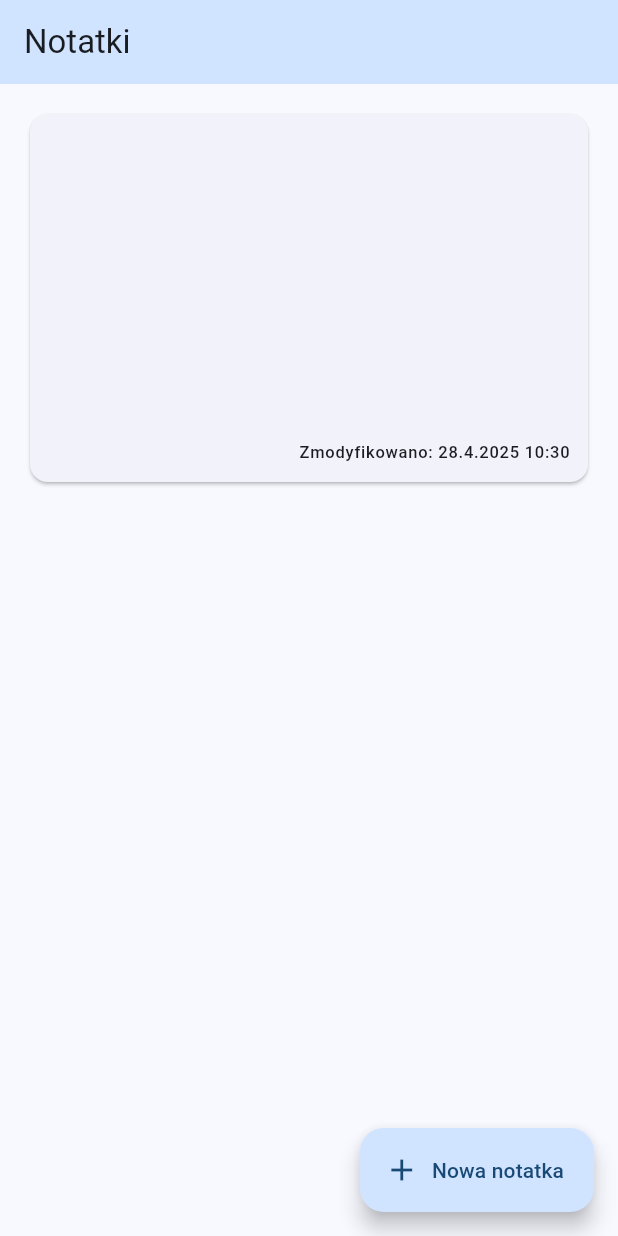
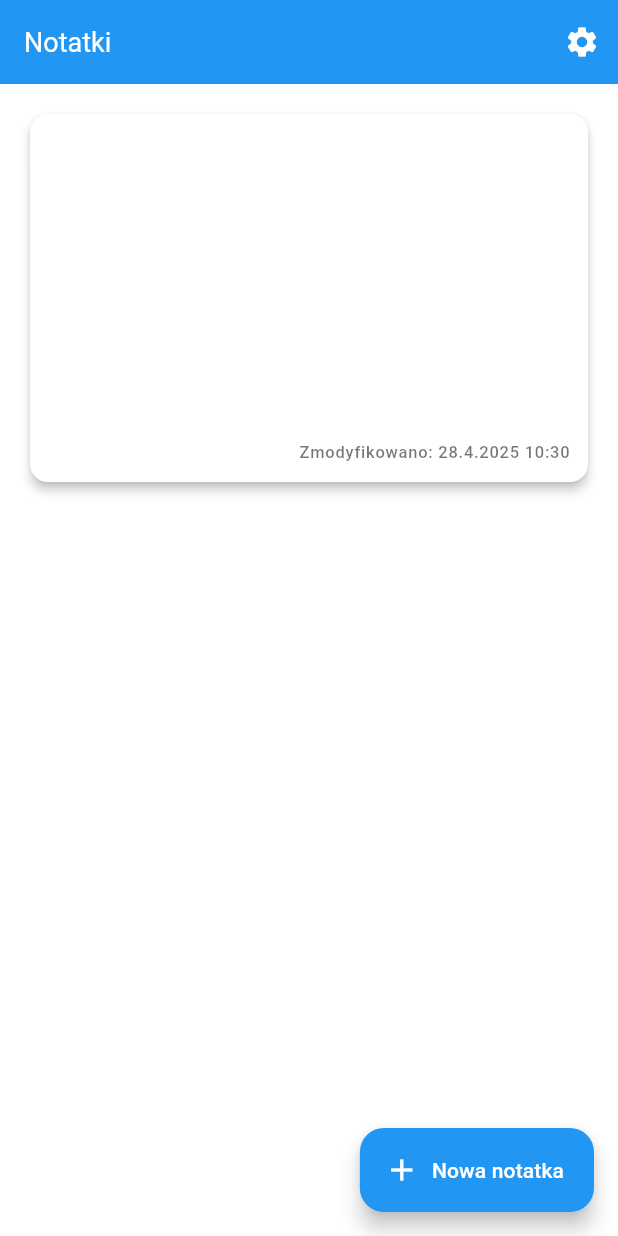
Before and after one commit to tomtor01/simple_notes_app, a Flutter app: the AddNotePage screen opened directly, after a tap on "Zapisz notatkę", on a phone screen of 412 x 824 dp. Run offline on Flutter 3.47's test engine with Material 3 defaults, Android fonts, the phone set to English and light mode, and no system bars; our stand-ins replace flutter_riverpod, freezed_annotation, shared_preferences, sqflite; accounts and stored records are empty.

Commit message:
Changed hive to sqflite and added theme modes

```diff
--- /dev/null
+++ b/lib/core/theme/app_theme.dart
@@ -0,0 +1,71 @@
+import 'package:flutter/material.dart';
+
+
+class AppTheme {
+  static final lightTheme = ThemeData(
+    brightness: Brightness.light,
+    primaryColor: Colors.blue,
+    appBarTheme: const AppBarTheme(
+      backgroundColor: Colors.blue,
+      titleTextStyle: TextStyle(color: Colors.white, fontSize: 18),
+      iconTheme: IconThemeData(color: Colors.white),
+    ),
+    textTheme: const TextTheme(
+      bodyLarge: TextStyle(color: Colors.black),
+      bodyMedium: TextStyle(color: Colors.black87),
+      titleMedium: TextStyle(color: Colors.black, fontWeight: FontWeight.bold),
+      labelSmall: TextStyle(color: Colors.black54),
+    ),
+    colorScheme: const ColorScheme.light(
+      primary: Colors.blue,
+      secondary: Colors.blueAccent,
+      surface: Colors.white,
+      error: Colors.red,
+      onPrimary: Colors.white,
+      onSecondary: Colors.white,
+      onSurface: Colors.black,
+      onError: Colors.white,
+    ),
+  );
+
+  static final darkTheme = ThemeData(
+    brightness: Brightness.dark,
+    primaryColor: Colors.blueAccent,
+    scaffoldBackgroundColor: const Color(0xFF18191A),
+    appBarTheme: const AppBarTheme(
+      backgroundColor: Color(0xFF23272A),
+      titleTextStyle: TextStyle(color: Colors.white, fontSize: 18),
+      iconTheme: IconThemeData(color: Colors.white),
+    ),
+    textTheme: const TextTheme(
+      bodyLarge: TextStyle(color: Colors.white),
+      bodyMedium: TextStyle(color: Color(0xFFDDDDDD)),
+      titleMedium: TextStyle(color: Colors.white, fontWeight: FontWeight.bold),
+      labelSmall: TextStyle(color: Colors.white70),
+    ),
+    colorScheme: const ColorScheme.dark(
+      primary: Colors.blueAccent,
+      secondary: Colors.blue,
+      surface: Color(0xFF23272A),
+      error: Colors.red,
+      onPrimary: Colors.black,
+      onSecondary: Colors.black,
+      onSurface: Colors.white,
+      onError: Colors.black,
+    ),
+    cardColor: const Color(0xFF23272A),
+    inputDecorationTheme: InputDecorationTheme(
+      filled: true,
+      fillColor: const Color(0xFF23272A),
+      border: OutlineInputBorder(
+        borderRadius: BorderRadius.circular(8),
+        borderSide: const BorderSide(color: Colors.blueAccent),
+      ),
+      labelStyle: const TextStyle(color: Colors.grey),
+    ),
+    buttonTheme: const ButtonThemeData(
+      buttonColor: Colors.blueAccent,
+      textTheme: ButtonTextTheme.primary,
+    ),
+  );
+}
--- a/lib/core/widgets/note_card.dart
+++ b/lib/core/widgets/note_card.dart
@@ -21,6 +21,7 @@ class NoteCard extends StatelessWidget {
     return Card(
       shape: RoundedRectangleBorder(borderRadius: borderRadius),
       clipBehavior: Clip.antiAlias,
+      elevation: 3,
       child: InkWell(
         borderRadius: borderRadius,
         onTap: () => Navigator.push(
--- a/lib/core/widgets/responsive_layout.dart
+++ b/lib/core/widgets/responsive_layout.dart
@@ -9,7 +9,6 @@ enum WindowSizeClass {
 
 // Klasa pomocnicza do określania klasy rozmiaru okna
 class ResponsiveLayout {
-
   static const double _compactMaxWidth = 600;
   static const double _mediumMaxWidth = 840;
   static const double _largeMaxWidth = 1200;
@@ -47,6 +46,7 @@ class ResponsiveLayout {
         return 4;
     }
   }
+
   // Zwraca odpowiednie marginesy w zależności od klasy rozmiaru
   static EdgeInsets getMarginForWindowSize(WindowSizeClass windowSizeClass) {
     switch (windowSizeClass) {
@@ -102,6 +102,7 @@ class AdaptiveScaffold extends StatelessWidget {
   final int? selectedIndex;
   final ValueChanged<int>? onDestinationSelected;
   final FloatingActionButton? floatingActionButton;
+  final List<Widget>? actions;
 
   const AdaptiveScaffold({
     super.key,
@@ -111,6 +112,7 @@ class AdaptiveScaffold extends StatelessWidget {
     this.selectedIndex,
     this.onDestinationSelected,
     this.floatingActionButton,
+    this.actions,
   });
 
   @override
@@ -118,12 +120,19 @@ class AdaptiveScaffold extends StatelessWidget {
     final windowSizeClass = ResponsiveLayout.getWindowSizeClass(context);
 
     // Panel nawigacyjny widoczny tylko w trybie rozszerzonym (powyżej 1200px)
-    final showSideNav = windowSizeClass == WindowSizeClass.expanded && navigationDestinations != null;
+    final showSideNav =
+        windowSizeClass == WindowSizeClass.expanded &&
+        navigationDestinations != null;
 
     return Scaffold(
-      appBar: AppBar(title: Text(title), backgroundColor: Theme.of(context).colorScheme.primaryContainer),
+      appBar: AppBar(
+        title: Text(title),
+        backgroundColor: Theme.of(context).colorScheme.primaryContainer,
+        actions: actions,
+      ),
       body: SafeArea(
-        child: showSideNav
+        child:
+            showSideNav
                 ? Row(
                   children: [
                     // Panel boczny
@@ -131,8 +140,14 @@ class AdaptiveScaffold extends StatelessWidget {
                       selectedIndex: selectedIndex ?? 0,
                       onDestinationSelected: onDestinationSelected ?? (_) {},
                       labelType: NavigationRailLabelType.all,
-                    destinations: navigationDestinations!
-                        .map((destination) => NavigationRailDestination(icon: destination.icon, label: Text(destination.label)))
+                      destinations:
+                          navigationDestinations!
+                              .map(
+                                (destination) => NavigationRailDestination(
+                                  icon: destination.icon,
+                                  label: Text(destination.label),
+                                ),
+                              )
                               .toList(),
                     ),
                     // Separator
@@ -144,7 +159,8 @@ class AdaptiveScaffold extends StatelessWidget {
                 : body,
       ),
       // Dolny pasek nawigacji widoczny tylko w trybach kompaktowym, średnim i dużym
-      bottomNavigationBar: showSideNav || navigationDestinations == null
+      bottomNavigationBar:
+          showSideNav || navigationDestinations == null
               ? null
               : NavigationBar(
                 selectedIndex: selectedIndex ?? 0,
--- /dev/null
+++ b/lib/features/note/data/note_repository.dart
@@ -0,0 +1,61 @@
+import 'package:sqflite/sqflite.dart';
+import 'package:path/path.dart';
+import '../models/note.dart';
+
+class NotesRepository {
+  static const String _databaseName = 'notes.db';
+  static const int _databaseVersion = 1;
+  static const String _tableName = 'notes';
+
+  Future<Database> get _db async {
+    return openDatabase(
+      join(await getDatabasesPath(), _databaseName),
+      onCreate: (db, version) async {
+        await db.execute('''
+          CREATE TABLE $_tableName (
+            id TEXT PRIMARY KEY,
+            title TEXT,
+            content TEXT,
+            created_at TEXT,
+            modified_at TEXT
+          )
+        ''');
+      },
+      version: _databaseVersion,
+    );
+  }
+
+  Future<List<Note>> fetchNotes() async {
+    final db = await _db;
+    final maps = await db.query(_tableName);
+    return maps.map((m) => Note.fromMap(m)).toList();
+  }
+
+  Future<void> addNote(Note note) async {
+    final db = await _db;
+    await db.insert(
+      _tableName,
+      note.toMap(),
+      conflictAlgorithm: ConflictAlgorithm.replace,
+    );
+  }
+
+  Future<void> updateNote(Note note) async {
+    final db = await _db;
+    await db.update(
+      _tableName,
+      note.toMap(),
+      where: 'id = ?',
+      whereArgs: [note.id],
+    );
+  }
+
+  Future<void> deleteNote(String id) async {
+    final db = await _db;
+    await db.delete(
+      _tableName,
+      where: 'id = ?',
+      whereArgs: [id],
+    );
+  }
+}
--- a/lib/features/note/data/note_repository_hive.dart
+++ /dev/null
@@ -1,33 +0,0 @@
-import 'package:hive/hive.dart';
-import '../models/note.dart';
-
-class NotesRepositoryHive {
-  static const String boxName = 'notesBox';
-
-  Future<Box<Note>> get _box async {
-    if (!Hive.isAdapterRegistered(0)) {
-      Hive.registerAdapter(NoteAdapter());
-    }
-    return await Hive.openBox<Note>(boxName);
-  }
-
-  Future<List<Note>> fetchNotes() async {
-    final box = await _box;
-    return box.values.toList();
-  }
-
-  Future<void> addNote(Note note) async {
-    final box = await _box;
-    await box.put(note.id, note);
-  }
-
-  Future<void> updateNote(Note note) async {
-    final box = await _box;
-    await box.put(note.id, note);
-  }
-
-  Future<void> deleteNote(String id) async {
-    final box = await _box;
-    await box.delete(id);
-  }
-}
--- a/lib/features/note/models/note.dart
+++ b/lib/features/note/models/note.dart
@@ -1,18 +1,8 @@
-import 'package:hive/hive.dart';
-
-part 'note.g.dart';
-
-@HiveType(typeId: 0)
-class Note extends HiveObject {
-  @HiveField(0)
+class Note {
   String id;
-  @HiveField(1)
   String title;
-  @HiveField(2)
   String content;
-  @HiveField(3)
   DateTime createdAt;
-  @HiveField(4)
   DateTime modifiedAt;
 
   Note({
--- a/lib/features/home/presentation/home_page.dart
+++ b/lib/features/note/presentation/home_page.dart
@@ -1,11 +1,12 @@
 import 'package:flutter/material.dart';
+import 'package:simple_notes_app/features/note/presentation/settings_page.dart';
 import '../../../core/widgets/responsive_layout.dart';
 import '../../../core/widgets/note_card.dart';
 import 'package:flutter_riverpod/flutter_riverpod.dart';
-import '../../note/models/note.dart';
-import '../../note/presentation/add_note_page.dart';
-import '../../note/presentation/note_page.dart';
-import '../../note/providers/note_notifier.dart';
+import '../models/note.dart';
+import 'add_note_page.dart';
+import 'edit_note_page.dart';
+import '../providers/note_notifier.dart';
 
 class HomePage extends ConsumerStatefulWidget {
   const HomePage({super.key});
@@ -24,6 +25,17 @@ class _HomePageState extends ConsumerState<HomePage> {
 
     return AdaptiveScaffold(
       title: 'Notatki',
+      actions: [
+        IconButton(
+          icon: const Icon(Icons.settings),
+          onPressed: () {
+            Navigator.push(
+              context,
+              MaterialPageRoute(builder: (_) => const SettingsPage()),
+            );
+          },
+        ),
+      ],
       selectedIndex: _selectedIndex,
       onDestinationSelected: (index) {
         setState(() {
--- a/lib/features/note/providers/note_notifier.dart
+++ b/lib/features/note/providers/note_notifier.dart
@@ -1,15 +1,15 @@
 import 'package:flutter_riverpod/flutter_riverpod.dart';
-import '../data/note_repository_hive.dart';
+import '../data/note_repository.dart';
 import '../models/note.dart';
 
-final notesRepositoryProvider = Provider((ref) => NotesRepositoryHive());
+final notesRepositoryProvider = Provider((ref) => NotesRepository());
 
 final notesProvider = AsyncNotifierProvider<NotesNotifier, List<Note>>(() {
   return NotesNotifier();
 });
 
 class NotesNotifier extends AsyncNotifier<List<Note>> {
-  late final NotesRepositoryHive _repository = ref.read(notesRepositoryProvider);
+  late final NotesRepository _repository = ref.read(notesRepositoryProvider);
 
   @override
   Future<List<Note>> build() async {
--- a/lib/features/note/providers/note_repository_provider.dart
+++ b/lib/features/note/providers/note_repository_provider.dart
@@ -1,6 +1,6 @@
 import 'package:flutter_riverpod/flutter_riverpod.dart';
-import '../data/note_repository_hive.dart';
+import '../data/note_repository.dart';
 
-final notesRepositoryProvider = Provider<dynamic>((ref) {
-  return NotesRepositoryHive();
+final notesRepositoryProvider = Provider((ref) {
+  return NotesRepository();
 });
```
Also changed, not shown: lib/core/theme/theme_provider.dart (added, +29 -0 lines), lib/features/note/domain/note_state.dart (+2 -23 lines), lib/features/note/presentation/settings_page.dart (added, +53 -0 lines), lib/main.dart (+12 -14 lines), pubspec.yaml (+6 -8 lines), lib/features/note/models/note.g.dart (deleted), lib/features/note/presentation/edit_note_page.dart (renamed from lib/features/note/presentation/note_page.dart), pubspec.lock (added). Lines whose indentation alone changed are shown as unchanged.
